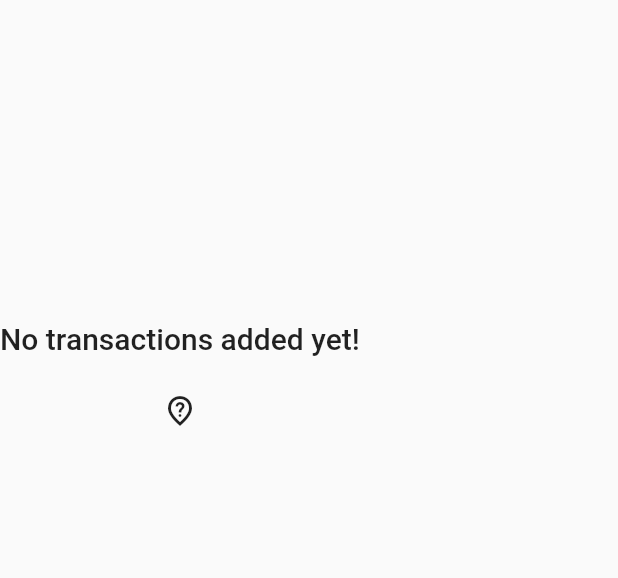
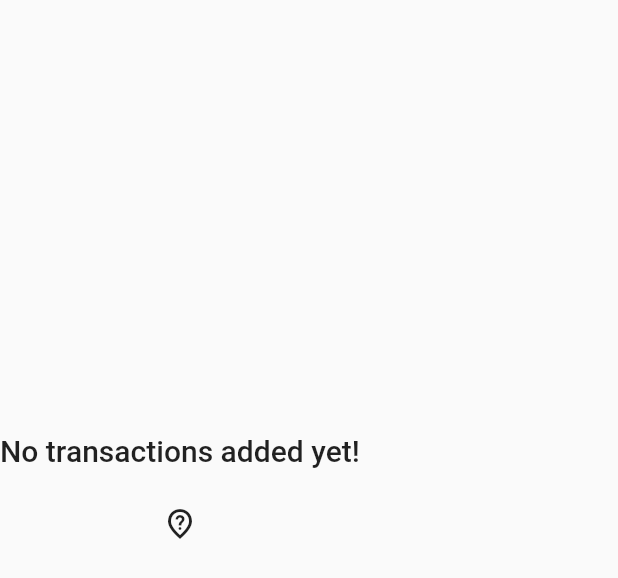
Before and after one commit to dev-marko/mis_lab_5, a Flutter app: the ExamList widget shown alone on an empty page, opened directly, on a phone screen of 412 x 824 dp. Shown: the top 578 px of the screen. Run offline on Flutter 3.47's test engine with Material 2 defaults, Android fonts, the phone set to English and light mode, and no system bars; our stand-ins replace firebase_core, firebase_database, flutter_dotenv, shared_preferences; accounts and stored records are empty; network calls fail.

Commit message:
Reformat files

```diff
--- a/lib/widgets/exam_card.dart
+++ b/lib/widgets/exam_card.dart
@@ -1,8 +1,10 @@
 import 'package:flutter/material.dart';
 import 'package:intl/intl.dart';
 
-import 'package:mis_lab_4/providers/exams_provider.dart';
 import 'package:provider/provider.dart';
+
+import '../models/exam.dart';
+import '../providers/exams_provider.dart';
 
 class ExamCard extends StatelessWidget {
   const ExamCard({super.key});
--- a/lib/widgets/exam_list.dart
+++ b/lib/widgets/exam_list.dart
@@ -1,8 +1,9 @@
 import 'package:flutter/material.dart';
+import 'package:provider/provider.dart';
 
-import 'package:mis_lab_4/providers/exams_provider.dart';
-import 'package:mis_lab_4/widgets/exam_card.dart';
-import 'package:provider/provider.dart';
+import '../models/exam.dart';
+import '../providers/exams_provider.dart';
+import 'exam_card.dart';
 
 class ExamList extends StatelessWidget {
   const ExamList({super.key});
@@ -13,7 +14,7 @@ class ExamList extends StatelessWidget {
     final List<Exam> exams = examsProvider.exams;
 
     return SizedBox(
-      height: 500,
+      height: 650,
       child: exams.isEmpty
           ? Column(
               crossAxisAlignment: CrossAxisAlignment.center,
--- a/lib/widgets/new_exam.dart
+++ b/lib/widgets/new_exam.dart
@@ -1,7 +1,9 @@
 import 'package:flutter/material.dart';
 import 'package:intl/intl.dart';
-import 'package:mis_lab_4/providers/exams_provider.dart';
 import 'package:provider/provider.dart';
+
+import '../models/exam.dart';
+import '../providers/exams_provider.dart';
 
 class NewExam extends StatefulWidget {
   const NewExam({super.key});
```
